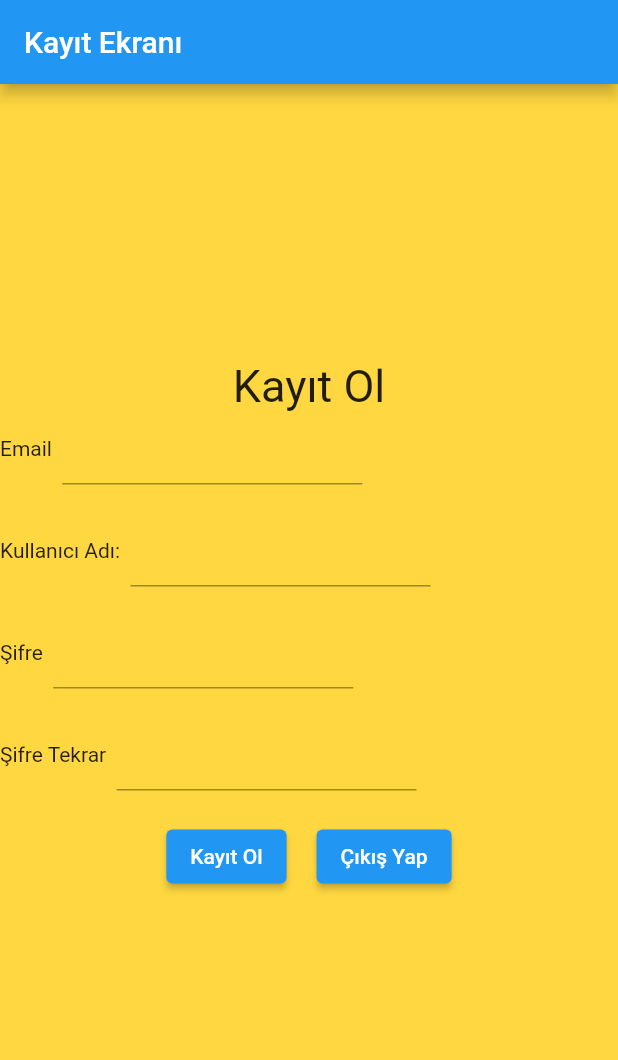
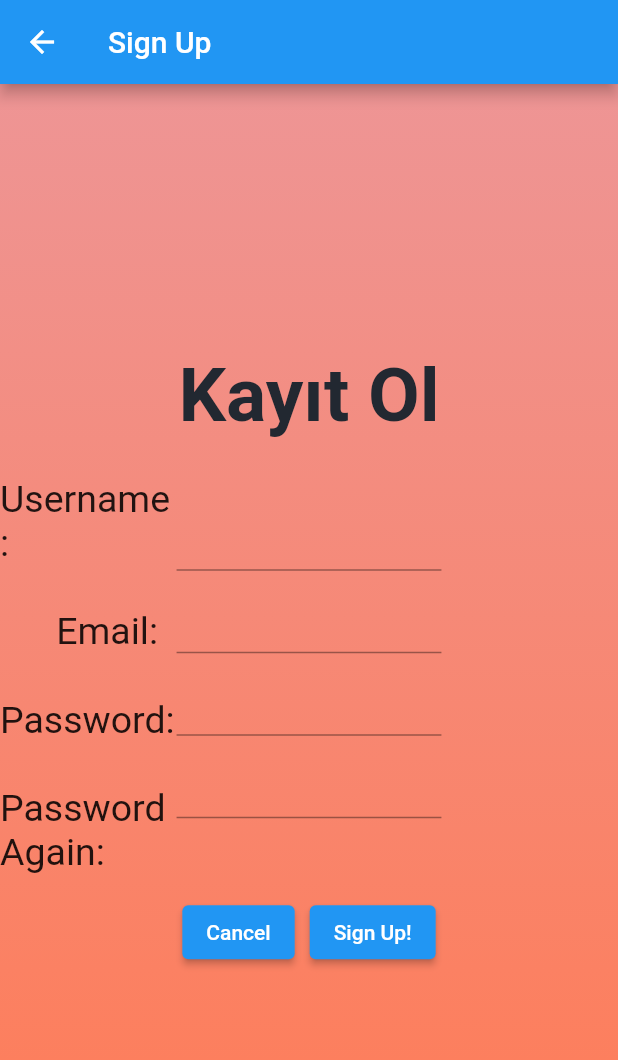
Before and after one commit to anielyavuz/flutterwork, a Flutter app: the screen it shows after launch, after a tap on "Sign Up", on a phone screen of 412 x 824 dp. Shown: the top 1060 px of the screen. Run offline on Flutter 3.47's test engine with Material 2 defaults, Android fonts, the phone set to English and light mode, and no system bars.

Commit message:
27 Nisan

```diff
--- a/lib/main.dart
+++ b/lib/main.dart
@@ -62,7 +62,7 @@ class _AnaEkranState extends State<AnaEkran> {
           Row(
             mainAxisAlignment: MainAxisAlignment.center,
             children: [
-              Text('Hoşgeldiniz',
+              Text('Welcome',
                   style: TextStyle(
                       fontWeight: FontWeight.bold,
                       fontSize: 50,
@@ -79,11 +79,11 @@ class _AnaEkranState extends State<AnaEkran> {
                       SizedBox(
                         height: 25,
                       ),
-                      Text('Kullanıcı Adı:  ', style: TextStyle(fontSize: 25)),
+                      Text('Username:  ', style: TextStyle(fontSize: 25)),
                       SizedBox(
                         height: 30,
                       ),
-                      Text('Şifre:  ', style: TextStyle(fontSize: 25)),
+                      Text('Password:  ', style: TextStyle(fontSize: 25)),
                     ],
                   )),
               Expanded(
@@ -142,7 +142,7 @@ class _AnaEkranState extends State<AnaEkran> {
                   Navigator.push(
                     context,
                     MaterialPageRoute(
-                      builder: (context) => KayitEkrani(),
+                      builder: (context) => KayitEkraniMain(),
                     ),
                   );
                 },
--- a/lib/textveinput.dart
+++ b/lib/textveinput.dart
@@ -1,4 +1,21 @@
 import 'package:flutter/material.dart';
+
+class KayitEkraniMain extends StatefulWidget {
+  @override
+  _KayitEkraniMainState createState() => _KayitEkraniMainState();
+}
+
+class _KayitEkraniMainState extends State<KayitEkraniMain> {
+  @override
+  Widget build(BuildContext context) {
+    return Scaffold(
+      appBar: AppBar(
+        title: Text("Sign Up"),
+      ),
+      body: KayitEkrani(),
+    );
+  }
+}
 
 class KayitEkrani extends StatefulWidget {
   @override
@@ -6,6 +23,10 @@ class KayitEkrani extends StatefulWidget {
 }
 
 class _KayitEkraniState extends State<KayitEkrani> {
+  kayitOl() {
+    print("Test");
+  }
+
   TextEditingController email = TextEditingController();
   TextEditingController kullaniciAdi = TextEditingController();
   TextEditingController sifre = TextEditingController();
@@ -13,96 +34,126 @@ class _KayitEkraniState extends State<KayitEkrani> {
 
   @override
   Widget build(BuildContext context) {
-    return MaterialApp(
-        home: Scaffold(
-            appBar: AppBar(
-              title: Text("Kayıt Ekranı"),
-            ),
-            backgroundColor: Colors.amberAccent,
-            body: Center(
-              child: SizedBox(
-                  width: 600,
-                  height: 400,
-                  child: Container(
-                    // color: Colors.red,
-                    child: Column(
+    return Container(
+        // margin: EdgeInsets.all(150.0),
+        decoration: BoxDecoration(
+            gradient: LinearGradient(
+          colors: [Color(0xffee9595), Color(0xffff7b54)],
+          end: Alignment.bottomCenter,
+          begin: Alignment.topCenter,
+        )),
+        child: Column(mainAxisAlignment: MainAxisAlignment.center, children: [
+          Row(
+            mainAxisAlignment: MainAxisAlignment.center,
             children: [
-                        Text(
-                          "Kayıt Ol",
-                          style: TextStyle(fontSize: 30),
+              Text('Kayıt Ol',
+                  style: TextStyle(
+                      fontWeight: FontWeight.bold,
+                      fontSize: 50,
+                      color: Color(0xff222831))),
+            ],
           ),
           Row(
             children: [
-                            Text("Email  "),
+              Expanded(
+                  flex: 2,
+                  child: Column(
+                    crossAxisAlignment: CrossAxisAlignment.end,
+                    children: [
+                      SizedBox(
+                        height: 25,
+                      ),
+                      Text('Username:  ', style: TextStyle(fontSize: 25)),
+                      SizedBox(
+                        height: 30,
+                      ),
+                      Text('Email:  ', style: TextStyle(fontSize: 25)),
+                      SizedBox(
+                        height: 30,
+                      ),
+                      Text('Password:  ', style: TextStyle(fontSize: 25)),
+                      SizedBox(
+                        height: 30,
+                      ),
+                      Text('Password Again:  ', style: TextStyle(fontSize: 25)),
+                    ],
+                  )),
+              Expanded(
+                  flex: 3,
+                  child: Column(
+                    children: [
+                      SizedBox(
+                        height: 15,
+                      ),
                       Container(
-                              width: 200,
+                        height: 35,
                         child: TextField(
-                                controller: email,
+                          controller: kullaniciAdi,
+                          enableSuggestions: false,
+                          autocorrect: false,
+                          obscureText: false,
+                          style: TextStyle(fontSize: 25),
                         ),
-                            )
-                          ],
                       ),
                       SizedBox(
                         height: 20,
                       ),
-                        Row(
-                          children: [
-                            Text("Kullanıcı Adı:  "),
                       Container(
-                              width: 200,
+                          height: 35,
                           child: TextField(
-                                controller: kullaniciAdi,
+                            controller: email,
+                            enableSuggestions: false,
+                            autocorrect: false,
+                            obscureText: false,
+                          )),
+                      SizedBox(
+                        height: 20,
                       ),
-                            )
+                      Container(
+                          height: 35,
+                          child: TextField(
+                            controller: sifre,
+                            enableSuggestions: false,
+                            autocorrect: false,
+                            obscureText: true,
+                          )),
+                      SizedBox(
+                        height: 20,
+                      ),
+                      Container(
+                          height: 35,
+                          child: TextField(
+                            controller: sifreTekrar,
+                            enableSuggestions: false,
+                            autocorrect: false,
+                            obscureText: true,
+                          )),
+                    ],
+                  )),
+              Expanded(
+                  flex: 2,
+                  child: SizedBox(
+                    width: 10,
+                  ))
             ],
           ),
           SizedBox(
-                          height: 20,
-                        ),
-                        Row(
-                          children: [
-                            Text("Şifre  "),
-                            Container(
-                              width: 200,
-                              child: TextField(
-                                controller: sifre,
-                              ),
-                            )
-                          ],
-                        ),
-                        SizedBox(
-                          height: 20,
-                        ),
-                        Row(
-                          children: [
-                            Text("Şifre Tekrar  "),
-                            Container(
-                              width: 200,
-                              child: TextField(
-                                controller: sifreTekrar,
-                              ),
-                            )
-                          ],
-                        ),
-                        SizedBox(
-                          height: 20,
+            height: 15,
           ),
           Row(
             mainAxisAlignment: MainAxisAlignment.center,
             children: [
               ElevatedButton(
-                                child: Text("Kayıt Ol"), onPressed: () {}),
-                            SizedBox(width: 20),
-                            ElevatedButton(
-                                child: Text("Çıkış Yap"),
                   onPressed: () {
                     Navigator.pop(context);
-                                })
-                          ],
-                        )
+                  },
+                  child: Text('Cancel')),
+              SizedBox(
+                width: 10,
+              ),
+              ElevatedButton(onPressed: kayitOl, child: Text("Sign Up!"))
             ],
           ),
-                  )),
-            )));
+        ]));
   }
 }
```
Lines whose indentation alone changed are shown as unchanged.
